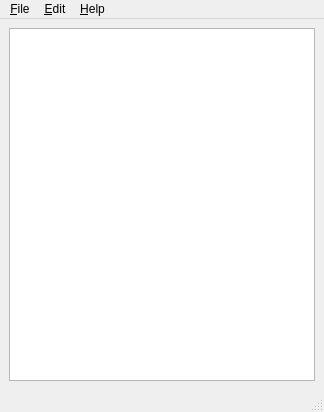
Old version of the form mainwindow.ui in the repository easai/Lang.
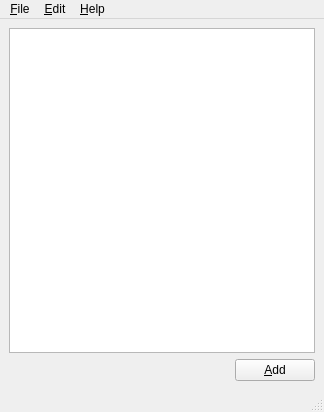
New version of the form.

Commit message: Add create item

Diff of the .ui file:
```diff
--- a/mainwindow.ui
+++ b/mainwindow.ui
@@ -18,6 +18,30 @@
     <item>
      <widget class="QTableWidget" name="tableWidget"/>
     </item>
+    <item>
+     <layout class="QHBoxLayout" name="horizontalLayout">
+      <item>
+       <spacer name="horizontalSpacer">
+        <property name="orientation">
+         <enum>Qt::Horizontal</enum>
+        </property>
+        <property name="sizeHint" stdset="0">
+         <size>
+          <width>40</width>
+          <height>20</height>
+         </size>
+        </property>
+       </spacer>
+      </item>
+      <item>
+       <widget class="QPushButton" name="pushButton_add">
+        <property name="text">
+         <string>&amp;Add</string>
+        </property>
+       </widget>
+      </item>
+     </layout>
+    </item>
    </layout>
   </widget>
   <widget class="QMenuBar" name="menubar">
```
The commit also changes 1 other file.
